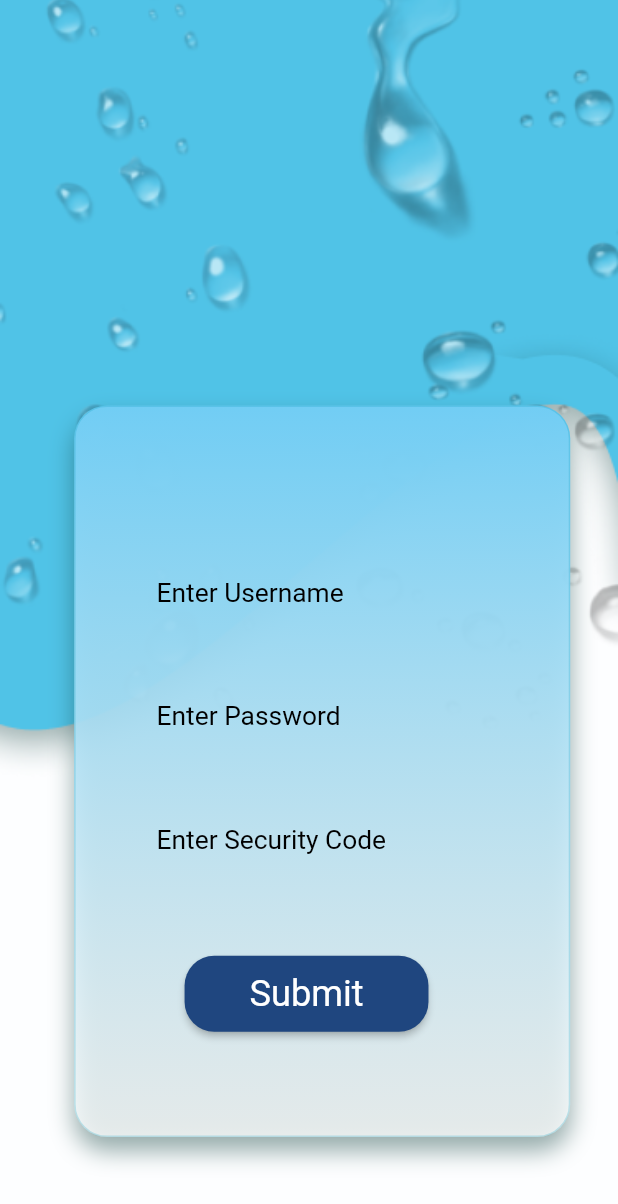
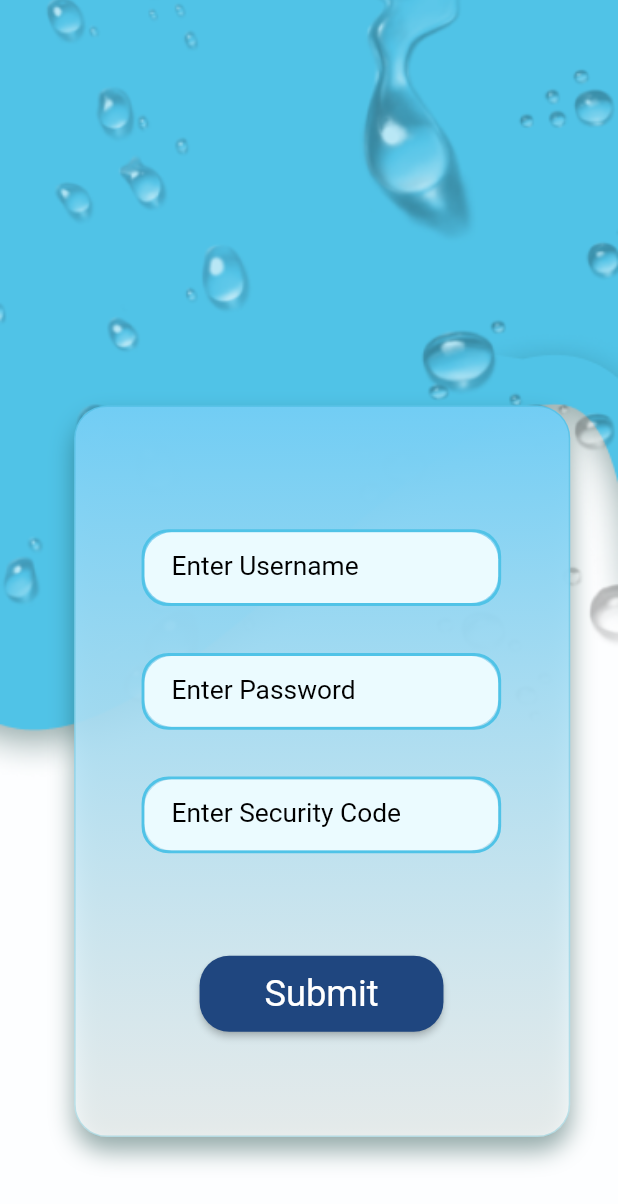
Before and after one commit to ShamoilRao44/tethys_FE, a Flutter app: the screen it shows after launch, after a tap on "SignUp", after a tap on "Owner", on a phone screen of 412 x 824 dp. Shown: the top 1204 px of the screen. Run offline on Flutter 3.47's test engine with Material 2 defaults, Android fonts, the phone set to English and light mode, and no system bars; our stand-ins replace get; network calls fail.

```diff
--- a/lib/data/remote/endpoints.dart
+++ b/lib/data/remote/endpoints.dart
@@ -1,5 +1,6 @@
 class Endpoints {
   static const login = 'login';
+  static const otp = 'otp/send';
 
   static const owner = 'owner/';
   static const create = 'create';
--- a/lib/main.dart
+++ b/lib/main.dart
@@ -3,6 +3,7 @@ import 'package:get/get.dart';
 import 'package:tethys/modules/login/login_views/login_view.dart';
 // import 'package:tethys/modules/login/login_views/login_view.dart';
 import 'package:tethys/modules/login/login_views/splash_view.dart';
+import 'package:tethys/modules/signup/signup_views/otp_view.dart';
 import 'package:tethys/modules/signup/signup_views/roleSelection_view.dart';
 import 'package:tethys/utils/bindings.dart';
 // import 'package:tethys/modules/signUp/roleSelection_view.dart';
@@ -26,6 +27,7 @@ class MyApp extends StatelessWidget {
         debugShowCheckedModeBanner: false,
         title: 'Flutter Demo',
         theme: ThemeData(),
+        // home: SignupView(),
         home: SplashView(),
         getPages: [
           GetPage(
--- a/lib/modules/login/login_views/login_view.dart
+++ b/lib/modules/login/login_views/login_view.dart
@@ -113,17 +113,27 @@ class LoginView extends StatelessWidget {
             //   ),
             // ),
             Positioned(
-              left: 95 * fem,
-              top: 360 * fem,
+              left: 95 * fem - 10,
+              top: 360 * fem - 40,
               child: Align(
                 child: SizedBox(
-                  width: 200 * fem,
-                  height: 32 * fem,
+                  width: 200 * fem + 20,
+                  height: 32 * fem + 16,
+                  child: Container(
+                    height: 32 * fem + 20,
+                    padding: EdgeInsets.all(0),
+                    decoration: BoxDecoration(
+                        borderRadius: BorderRadius.circular(18),
+                        border:
+                            Border.all(color: AppColors.fieldBorder, width: 2)),
                     child: TextFormField(
                       controller: c.usernameCtrl,
                       decoration: InputDecoration(
+                        filled: true,
+                        fillColor: AppColors.txtField,
                         border: OutlineInputBorder(
-                        borderRadius: BorderRadius.circular(8),
+                          borderSide: BorderSide.none,
+                          borderRadius: BorderRadius.circular(18),
                         ),
                         labelText: AppStrings.username,
                         labelStyle: TextStyle(
@@ -131,32 +141,45 @@ class LoginView extends StatelessWidget {
                           fontWeight: FontWeight.w400,
                           color: AppColors.black,
                         ),
-                      contentPadding: EdgeInsets.all(8),
+                        contentPadding: EdgeInsets.all(18),
+                      ),
                     ),
                   ),
                 ),
               ),
             ),
             Positioned(
-              left: 95 * fem,
-              top: 400 * fem, // Adjust this position as needed
+              left: 95 * fem - 10,
+              top: 400 * fem - 20, // Adjust this position as needed
               child: Align(
                 child: SizedBox(
-                  width: 200 * fem,
-                  height: 32 * fem,
+                  width: 200 * fem + 20,
+                  height: 32 * fem + 16,
+                  child: Container(
+                    height: 32 * fem + 20,
+                    padding: EdgeInsets.all(0),
+                    decoration: BoxDecoration(
+                        borderRadius: BorderRadius.circular(18),
+                        border:
+                            Border.all(color: AppColors.fieldBorder, width: 2)),
                     child: TextFormField(
                       controller: c.passwordCtrl,
                       decoration: InputDecoration(
+                        filled: true,
+                        fillColor: AppColors.txtField,
                         border: OutlineInputBorder(
-                          borderRadius: BorderRadius.circular(8),
+                          borderSide: BorderSide.none,
+                          borderRadius: BorderRadius.circular(18),
                         ),
-                        labelText: AppStrings.password, // Adjust the label text
+                        labelText: AppStrings.password,
                         labelStyle: TextStyle(
                           fontSize: 16 * fem,
                           fontWeight: FontWeight.w400,
                           color: AppColors.black,
                         ),
-                        contentPadding: EdgeInsets.all(8)),
+                        contentPadding: EdgeInsets.all(18),
+                      ),
+                    ),
                   ),
                 ),
               ),
--- a/lib/modules/signup/signup_repo/signup_repo.dart
+++ b/lib/modules/signup/signup_repo/signup_repo.dart
@@ -2,4 +2,5 @@ import 'package:tethys/modules/signup/signup_model.dart';
 
 abstract class SignupRepo {
   Future<OwnerCreateModel> ownerCreate(Map data);
+  Future<OtpModel> getOtp(Map data);
 }
--- a/lib/modules/signup/signup_repo/signup_repo_impl.dart
+++ b/lib/modules/signup/signup_repo/signup_repo_impl.dart
@@ -12,4 +12,10 @@ class SignupRepoImpl extends SignupRepo {
       await apiService.post(Endpoints.owner + Endpoints.create, data),
     );
   }
+
+  @override
+  Future<OtpModel> getOtp(Map data) async {
+    // TODO: implement getOtp
+    return OtpModelFromJson(await apiService.post(Endpoints.otp, data));
+  }
 }
--- a/lib/modules/signup/signup_views/signUp_view.dart
+++ b/lib/modules/signup/signup_views/signUp_view.dart
@@ -20,6 +20,7 @@ class SignupView extends StatelessWidget {
           Container(
             height: double.infinity,
             width: double.infinity,
+
             decoration: BoxDecoration(
               color: Colors.white,
               image: DecorationImage(
@@ -128,24 +129,34 @@ class SignupView extends StatelessWidget {
           //   ),
           // ),
           Positioned(
-            left: 95 * fem,
-            top: 348.5 * fem,
+            left: 95 * fem - 10,
+            top: 348.5 * fem - 30,
             child: Align(
               child: SizedBox(
-                width: 159 * fem,
-                height: 24 * fem,
+                width: 200 * fem + 20,
+                  height: 32 * fem + 16,
+                child: Container(
+                    height: 32 * fem + 20,
+                    padding: EdgeInsets.all(0),
+                    decoration: BoxDecoration(
+                      borderRadius: BorderRadius.circular(18),
+                        border: Border.all(color: AppColors.fieldBorder, width: 2)),
                     child: TextFormField(
                       controller: c.emailCtrl,
                       decoration: InputDecoration(
-                    border: InputBorder.none,
+                        filled: true,
+                        fillColor: AppColors.txtField,
+                        border: OutlineInputBorder(
+                          borderSide: BorderSide.none,
+                          borderRadius: BorderRadius.circular(18),
+                        ),
                         labelText: AppStrings.username,
                         labelStyle: TextStyle(
                           fontSize: 16 * fem,
                           fontWeight: FontWeight.w400,
                           color: AppColors.black,
                         ),
-                    contentPadding: EdgeInsets.symmetric(
-                      vertical: 1.2125 * fem,
+                        contentPadding: EdgeInsets.all(18),
                       ),
                     ),
                   ),
@@ -153,25 +164,34 @@ class SignupView extends StatelessWidget {
             ),
           ),
           Positioned(
-            left: 95 * fem,
-            top: 423.5 * fem, // Adjust this position as needed
+            left: 95 * fem - 10,
+            top: 423.5 * fem - 30, // Adjust this position as needed
             child: Align(
               child: SizedBox(
-                width: 159 * fem,
-                height: 24 * fem,
+                width: 200 * fem + 20,
+                  height: 32 * fem + 16,
+                child: Container(
+                    height: 32 * fem + 20,
+                    padding: EdgeInsets.all(0),
+                    decoration: BoxDecoration(
+                      borderRadius: BorderRadius.circular(18),
+                        border: Border.all(color: AppColors.fieldBorder, width: 2)),
                     child: TextFormField(
                       controller: c.passwordCtrl,
                       decoration: InputDecoration(
-                    border: InputBorder.none,
-                    labelText: AppStrings.password, // Adjust the label text
+                        filled: true,
+                        fillColor: AppColors.txtField,
+                        border: OutlineInputBorder(
+                          borderSide: BorderSide.none,
+                          borderRadius: BorderRadius.circular(18),
+                        ),
+                        labelText: AppStrings.password,
                         labelStyle: TextStyle(
                           fontSize: 16 * fem,
                           fontWeight: FontWeight.w400,
                           color: AppColors.black,
                         ),
-
-                    contentPadding: EdgeInsets.symmetric(
-                      vertical: 1.2125 * fem,
+                        contentPadding: EdgeInsets.all(18),
                       ),
                     ),
                   ),
@@ -179,25 +199,34 @@ class SignupView extends StatelessWidget {
             ),
           ),
           Positioned(
-            left: 95 * fem,
-            top: 498.5 * fem, // Adjust this position as needed
+            left: 95 * fem - 10,
+            top: 498.5 * fem - 30, // Adjust this position as needed
             child: Align(
               child: SizedBox(
-                width: 159 * fem,
-                height: 24 * fem,
+                width: 200 * fem + 20,
+                  height: 32 * fem + 16,
+                child: Container(
+                    height: 32 * fem + 20,
+                    padding: EdgeInsets.all(0),
+                    decoration: BoxDecoration(
+                      borderRadius: BorderRadius.circular(18),
+                        border: Border.all(color: AppColors.fieldBorder, width: 2)),
                     child: TextFormField(
                       controller: c.secCodeCtrl,
                       decoration: InputDecoration(
-                    border: InputBorder.none,
-                    labelText: AppStrings.secureCode, // Adjust the label text
+                        filled: true,
+                        fillColor: AppColors.txtField,
+                        border: OutlineInputBorder(
+                          borderSide: BorderSide.none,
+                          borderRadius: BorderRadius.circular(18),
+                        ),
+                        labelText: AppStrings.secureCode,
                         labelStyle: TextStyle(
                           fontSize: 16 * fem,
                           fontWeight: FontWeight.w400,
                           color: AppColors.black,
                         ),
-
-                    contentPadding: EdgeInsets.symmetric(
-                      vertical: 1.2125 * fem,
+                        contentPadding: EdgeInsets.all(18),
                       ),
                     ),
                   ),
@@ -205,7 +234,7 @@ class SignupView extends StatelessWidget {
             ),
           ),
           Positioned(
-            left: 112 * fem, // Adjust the left value as needed
+            left: 112 * fem + 10, // Adjust the left value as needed
             top: 580 * fem,
             child: Align(
                 child: SizedBox(
@@ -230,7 +259,8 @@ class SignupView extends StatelessWidget {
                           color: Colors.white,
                         ),
                       ),
-                    ))),
+                    )),
+                    ),
           )
         ])),
       );
--- a/lib/resources/app_strings.dart
+++ b/lib/resources/app_strings.dart
@@ -14,5 +14,9 @@ class AppStrings {
    static const stockManager = "Stock Manager";
    static const prodManager = "Production Manager";
    static const gateKeeper = "Gate Keeper";
+   static const email = "Enter Email";
+   static const otp = "Enter OTP";
+   static const getotp = "Get Otp";
+  //  static const  = "Get Otp";
 
 }
```
Also changed, not shown: lib/modules/signup/signup_model.dart (+19 -0 lines), lib/modules/signup/signup_views/otp_view.dart (+269 -0 lines), lib/modules/signup/signup_vm.dart (+38 -1 lines). Lines whose indentation alone changed are shown as unchanged.
